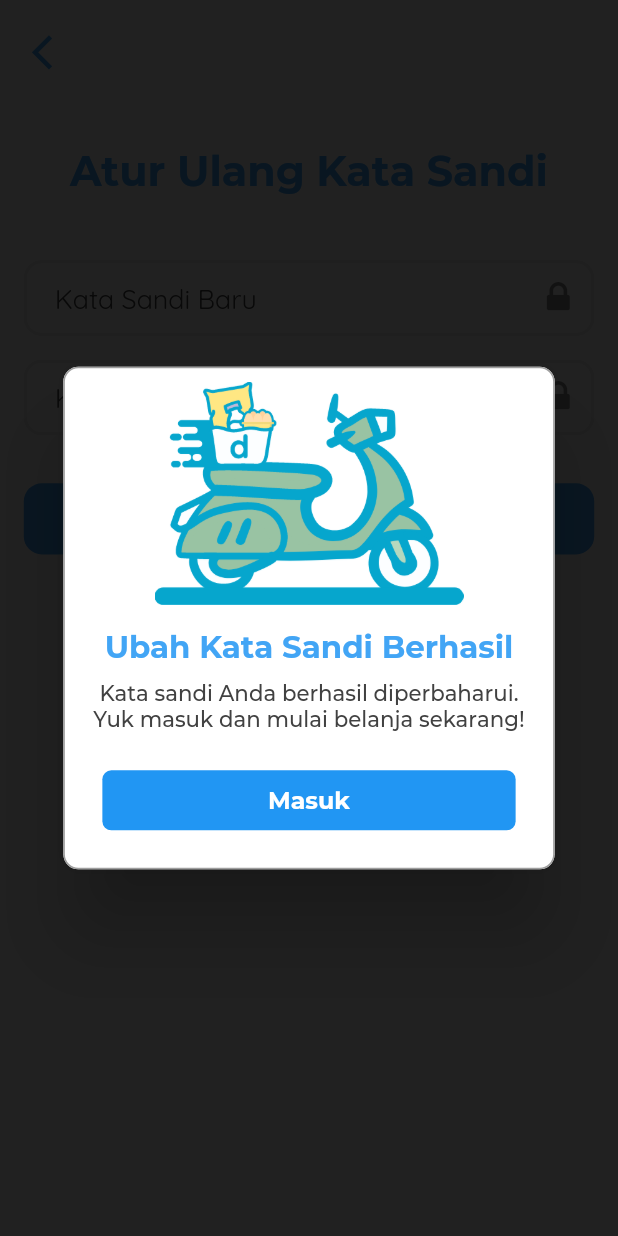
After one commit to agustinustheo/groceries-flutter-app, a Flutter app: the RetypePasswordPage screen opened directly, after a tap on "Kirim", on a phone screen of 412 x 824 dp. The commit adds this screen. Run offline on Flutter 3.47's test engine with Material 2 defaults, Android fonts, the phone set to English and light mode, and no system bars; drawn by our look-alikes of rflutter_alert; our stand-ins replace carousel_slider, dio, equatable, flare_flutter, flutter_bloc, flutter_easyrefresh and 4 more; missing offline and left inert: flare_dart; accounts and stored records are empty; network calls fail; project files that could hold a hidden picture were left out.

Commit message:
feat: made new alert components, added new forgot password and retype password pages.

```diff
--- /dev/null
+++ b/lib/ui/auth/retype_password_page.dart
@@ -0,0 +1,127 @@
+import 'package:diantaraja_mobile/ui/auth/login_page.dart';
+import 'package:diantaraja_mobile/widget/alert_dialog/pop_up_image.dart';
+import 'package:diantaraja_mobile/widget/app_bar/app_bar_simple.dart';
+import 'package:diantaraja_mobile/widget/button/custom_button.dart';
+import 'package:diantaraja_mobile/widget/text/custom_text.dart';
+import 'package:diantaraja_mobile/widget/textformfield/custom_textformfield.dart';
+import 'package:flutter/material.dart';
+import 'package:diantaraja_mobile/common/colors.dart';
+import 'package:diantaraja_mobile/common/custom_icons.dart';
+import 'package:diantaraja_mobile/common/navigation.dart';
+import 'package:diantaraja_mobile/common/sizes.dart';
+import 'package:diantaraja_mobile/common/string_image_asset.dart';
+import 'package:diantaraja_mobile/ui/intro/intro_page.dart';
+import 'package:bloc_modul/bloc.dart';
+import 'package:flutter_bloc/flutter_bloc.dart';
+import 'package:network/network.dart';
+import 'package:repository/repository.dart';
+import 'package:rflutter_alert/rflutter_alert.dart';
+
+class RetypePasswordPage extends StatefulWidget {
+  @override
+  _RetypePasswordPageState createState() => _RetypePasswordPageState();
+}
+
+class _RetypePasswordPageState extends State<RetypePasswordPage>{
+  TextEditingController _passwordController = new TextEditingController();
+  TextEditingController _confirmPasswordController = new TextEditingController();
+
+  @override
+  Widget build(BuildContext context) {
+    return BlocProvider(
+      create: (_) => SessionBloc(repository: SessionRepository())..add(SessionFetchData()),
+      child: BlocConsumer<SessionBloc, SessionState>(
+        listener: (context,state){
+          if(state is SessionFetchSuccessState){
+            Navigation.intentWithoutBack(context, IntroPage());
+          }
+        },
+        builder: (context,state){
+          return retypePassword(context);
+        },
+      ),
+    );
+  }
+
+  Widget retypePassword(BuildContext context){
+    return Scaffold(
+      appBar: SimpleAppBar(
+        onPressed: () {
+          Navigator.pop(context);
+        },
+      ),
+      body: SingleChildScrollView(
+        child: Column(
+          children: <Widget>[
+            SizedBox(
+              height: Sizes.dp30(context),
+            ),
+            MontserratText(
+              "Atur Ulang Kata Sandi",
+              margin: EdgeInsets.only(
+                bottom: Sizes.dp25(context)
+              ),
+              textColor: Colors.blue[400],
+              fontSize: Sizes.dp25(context),
+              fontWeight: FontWeight.bold
+            ),
+            CustomTextFormField(
+              _passwordController,
+              hintText: "Kata Sandi Baru",
+              obscureText: true,
+              suffixIcon: Icon(CustomIcons.lock),
+              padding: EdgeInsets.all(
+                  Sizes.dp16(context)
+              ),
+            ),
+            CustomTextFormField(
+              _confirmPasswordController,
+              hintText: "Konfirmasi Kata Sandi",
+              obscureText: true,
+              suffixIcon: Icon(CustomIcons.lock),
+              padding: EdgeInsets.only(
+                  left: Sizes.dp16(context),
+                  right: Sizes.dp16(context),
+                  bottom: Sizes.dp16(context)
+              ),
+            ),
+            FullFlatButton(
+              backgroundColor: Colors.blue[400],
+              margin: EdgeInsets.only(
+                left: Sizes.dp16(context),
+                top: Sizes.dp16(context),
+                right: Sizes.dp16(context)
+              ),
+              child: MontserratText(
+                "Kirim",
+                textColor: Colors.white,
+                fontWeight: FontWeight.bold
+              ),
+              onPressed: () {
+                showImageAlert(
+                  context: context,
+                  image: Image.asset(
+                    StringImageAsset.delivery,
+                    width: Sizes.dp60(context)
+                  ),
+                  title: "Ubah Kata Sandi Berhasil",
+                  desc: "Kata sandi Anda berhasil diperbaharui.\nYuk masuk dan mulai belanja sekarang!",
+                  dialogs: [
+                    DialogButton(
+                      child: MontserratText(
+                        "Masuk",
+                        textColor: Colors.white,
+                        fontWeight: FontWeight.bold
+                      ),
+                      onPressed: () => Navigation.intentWithoutBack(context, LoginPage()),
+                    )
+                  ]
+                );
+              },
+            ),
+          ],
+        ),
+      ),
+    );
+  }
+}
--- /dev/null
+++ b/lib/widget/alert_dialog/pop_up_image.dart
@@ -0,0 +1,39 @@
+import 'package:diantaraja_mobile/common/colors.dart';
+import 'package:diantaraja_mobile/common/sizes.dart';
+import 'package:flutter/cupertino.dart';
+import 'package:flutter/material.dart';
+import 'package:rflutter_alert/rflutter_alert.dart';
+
+Future<bool> showImageAlert(
+  {
+    @required BuildContext context,
+    @required Image image,
+    @required String title,
+    @required String desc,
+    @required List<DialogButton> dialogs
+  }){
+  return Alert(
+    context: context,
+    image: image,
+    style: AlertStyle(
+      titleStyle: TextStyle(
+        color: Colors.blue[400],
+        fontFamily: 'Montserrat',
+        fontSize: Sizes.dp20(context),
+        fontWeight: FontWeight.bold
+      ),
+      descStyle: TextStyle(
+        color: ColorPalette.textLoginBlack,
+        fontFamily: 'Montserrat',
+        fontSize: Sizes.dp14(context),
+        fontWeight: FontWeight.w500
+      ),
+      isCloseButton: false
+    ),
+    title: title,
+    desc: desc,
+    buttons: [
+      ...dialogs
+    ],
+  ).show();
+}
```
Also changed, not shown: bloc/lib/bloc/cart/cart_bloc.dart (+8 -0 lines), lib/common/sizes.dart (+12 -0 lines), lib/ui/auth/forgot_password_page.dart (added, +115 -0 lines), lib/ui/dashboard/dashboard_page.dart (+19 -11 lines), lib/widget/alert_dialog/pop_up_alert.dart (added, +42 -0 lines).
